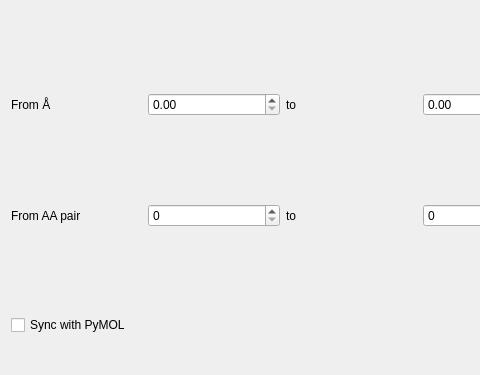
Before: the Qt Designer form pyssa/gui/ui/forms/dlgDistancePlot.ui in urban233/PySSA, drawn with Qt 5; both pictures show x 0 to 480 and y 0 to 375 of the 565 by 650 pixel window.
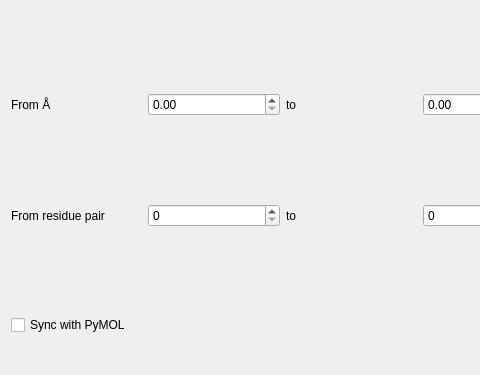
After: the same form once the commit is applied.

Patch:
```diff
--- a/pyssa/gui/ui/forms/dlgDistancePlot.ui
+++ b/pyssa/gui/ui/forms/dlgDistancePlot.ui
@@ -51,7 +51,7 @@
      <item>
       <widget class="QLabel" name="label_2">
        <property name="text">
-        <string>From AA pair</string>
+        <string>From residue pair</string>
        </property>
       </widget>
      </item>
```
